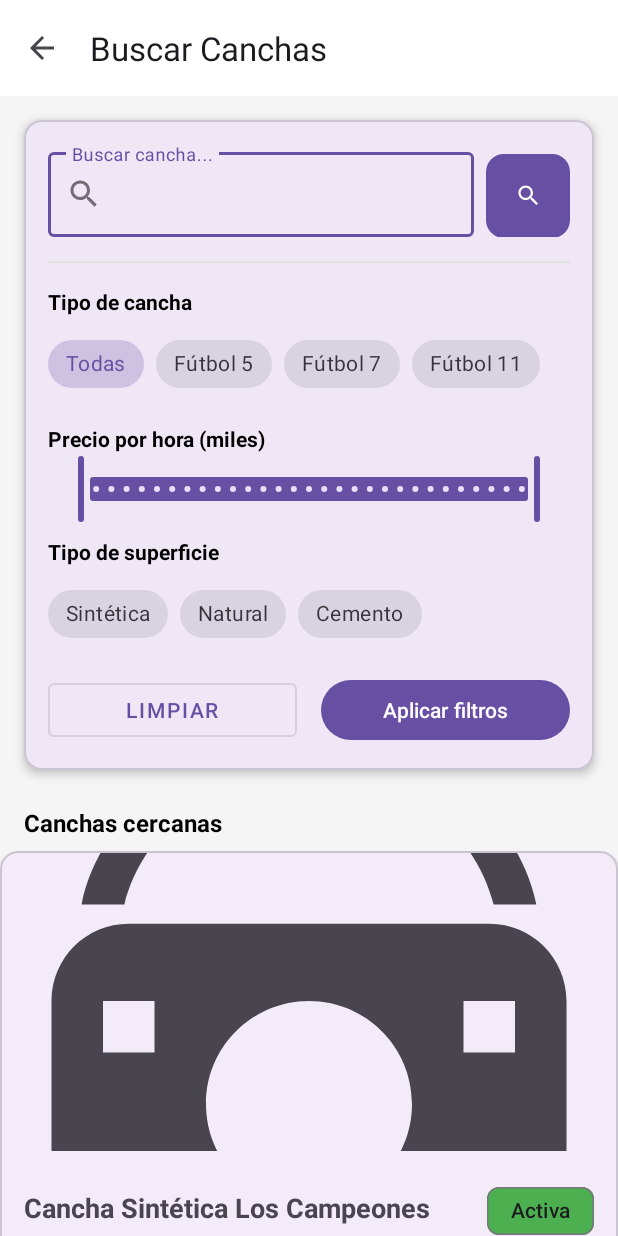
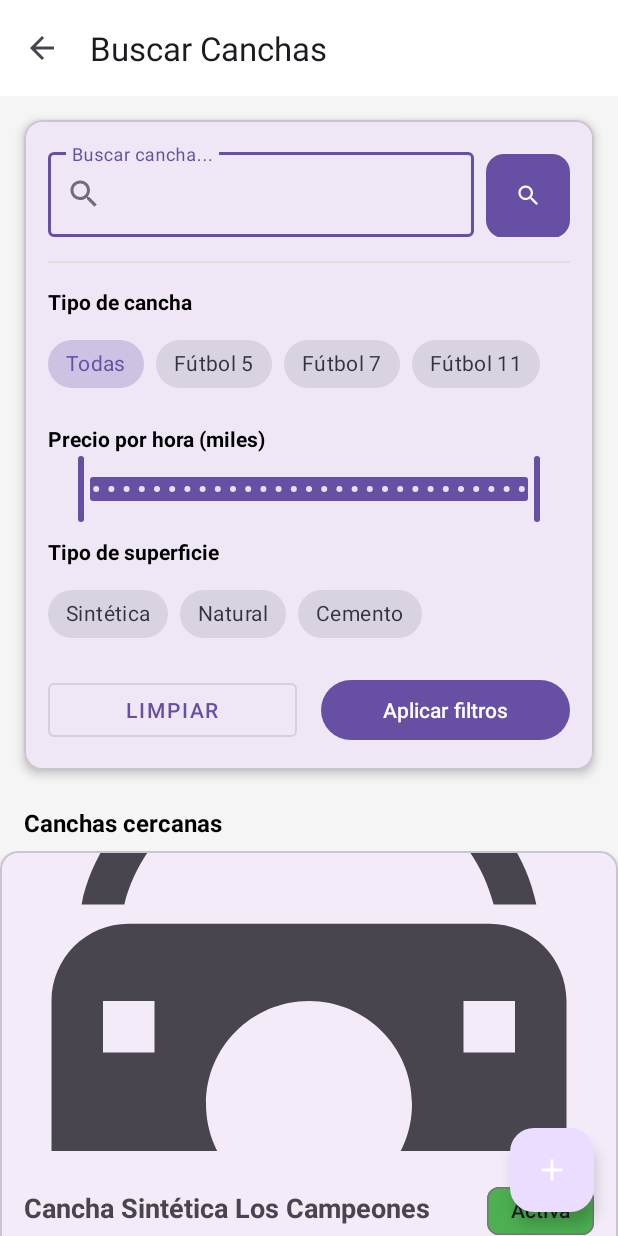
Before and after one commit to carne1023/KickMatch, an Android app: the screen it shows after launch once a user with an empty profile is signed in (SearchFieldsActivity), item 2 of the bottom bar chosen, on a phone screen of 412 x 824 dp. Run offline under Robolectric (Android 15) with nearby library versions, the phone set to English and light mode, and no system bars; our stand-ins replace CircleImageView, Firebase (no records; nobody signed in at launch, a user with empty details on screens opened directly), FlexboxLayout; pictures from the network do not load.

Commit message:
Version final!!

```diff
--- a/app/build.gradle.kts
+++ b/app/build.gradle.kts
@@ -53,6 +53,7 @@ dependencies {
     implementation(platform("com.google.firebase:firebase-bom:32.7.0"))
     implementation("com.google.firebase:firebase-auth")
     implementation("com.google.firebase:firebase-storage-ktx")
+    implementation("com.google.android.flexbox:flexbox:3.0.0")
     implementation("com.google.firebase:firebase-firestore-ktx")
     implementation("androidx.recyclerview:recyclerview:1.3.2")
     implementation("androidx.swiperefreshlayout:swiperefreshlayout:1.1.0")
--- a/app/src/main/java/com/example/kickmatch/adapter/FieldAdapter.kt
+++ b/app/src/main/java/com/example/kickmatch/adapter/FieldAdapter.kt
@@ -1,5 +1,6 @@
 package com.example.kickmatch.adapter
 
+import android.util.Log
 import android.view.LayoutInflater
 import android.view.View
 import android.view.ViewGroup
@@ -32,6 +33,7 @@ class FieldAdapter(
         return FieldViewHolder(binding)
     }
 
+
     override fun onBindViewHolder(holder: FieldViewHolder, position: Int) {
         holder.bind(fields[position])
     }
@@ -42,12 +44,18 @@ class FieldAdapter(
         private val binding: ItemFieldBinding
     ) : RecyclerView.ViewHolder(binding.root) {
 
+
         fun bind(field: Field) {
             binding.apply {
 
                 tvFieldName.text = field.name
                 tvFieldAddress.text = field.address
-                tvFieldPrice.text = "$${field.pricePerHour}/hora"
+
+                if (field.pricePerHour > 0) {
+                    tvFieldPrice.text = "$${field.pricePerHour.toInt()}/hora"
+                } else {
+                    tvFieldPrice.text = "Contactar administrador"
+                }
 
                 tvFieldRating.text = String.format("%.1f", field.rating)
                 tvRatingCount.text = "(${field.totalRatings})"
@@ -68,20 +76,20 @@ class FieldAdapter(
                     ivFieldPhoto.setImageResource(R.drawable.ic_stadium)
                 }
 
+                Log.d("AMENITIES", "Amenidades de ${field.name}: ${field.amenities}")
+
+
                 containerAmenities.removeAllViews()
 
                 if (field.amenities.isNullOrEmpty()) {
-
                     val tv = TextView(itemView.context).apply {
                         text = "Sin amenidades"
                         textSize = 12f
                     }
                     containerAmenities.addView(tv)
-
                 } else {
                     field.amenities.forEach { amenityId ->
                         val iconView = ImageView(itemView.context)
-
                         iconView.setImageResource(
                             AmenitiesIcons.getIconForAmenity(amenityId)
                         )
@@ -93,7 +101,6 @@ class FieldAdapter(
                         params.setMargins(12, 0, 12, 0)
 
                         iconView.layoutParams = params
-
                         containerAmenities.addView(iconView)
                     }
                 }
@@ -103,11 +110,10 @@ class FieldAdapter(
                 }
 
                 if (showAdminControls) {
-
                     btnEdit.visibility = View.VISIBLE
                     btnDelete.visibility = View.VISIBLE
                     switchActive.visibility = View.VISIBLE
-                    btnBook?.visibility = View.GONE
+                    btnBook.visibility = View.GONE
 
                     btnEdit.setOnClickListener { onEditClick?.invoke(field) }
                     btnDelete.setOnClickListener { onDeleteClick?.invoke(field) }
@@ -118,15 +124,23 @@ class FieldAdapter(
                             onToggleActiveClick?.invoke(field)
                         }
                     }
-
                 } else {
-
                     btnEdit.visibility = View.GONE
                     btnDelete.visibility = View.GONE
                     switchActive.visibility = View.GONE
-                    btnBook?.visibility = View.VISIBLE
+                    btnBook.visibility = View.VISIBLE
 
-                    btnBook?.setOnClickListener { onBookClick?.invoke(field) }
+                    btnBook.isEnabled = field.id.isNotEmpty() &&
+                            !field.id.startsWith("osm") &&
+                            field.pricePerHour > 0
+
+                    btnBook.setOnClickListener {
+                        if (field.id.isNotEmpty() &&
+                            !field.id.startsWith("osm") &&
+                            field.pricePerHour > 0) {
+                            onBookClick?.invoke(field)
+                        }
+                    }
                 }
             }
         }
--- a/app/src/main/java/com/example/kickmatch/model/Amenity.kt
+++ b/app/src/main/java/com/example/kickmatch/model/Amenity.kt
@@ -37,13 +37,13 @@ data class Amenity(
                 Amenity(
                     id = "bleachers",
                     name = "Graderías",
-                    iconName = "ic_bleachers",
+                    iconName = "ic_bleacher",
                     isAvailable = false
                 ),
                 Amenity(
                     id = "cafeteria",
                     name = "Cafetería",
-                    iconName = "ic_restaurant",
+                    iconName = "ic_cafeteria",
                     isAvailable = false
                 ),
                 Amenity(
--- a/app/src/main/java/com/example/kickmatch/model/Field.kt
+++ b/app/src/main/java/com/example/kickmatch/model/Field.kt
@@ -1,4 +1,6 @@
 package com.example.kickmatch.model
+
+import java.io.Serializable
 
 data class Field(
     val id: String = "",
@@ -25,4 +27,4 @@ data class Field(
     val amenities: List<String> = emptyList(),
     val createdAt: Long = 0L,
     val updatedAt: Long = 0L,
-)
+): Serializable
--- a/app/src/main/res/drawable/ic_cafeteria.xml
+++ b/app/src/main/res/drawable/ic_cafeteria.xml
@@ -5,12 +5,12 @@
     android:viewportHeight="24">
     <path
         android:fillColor="@android:color/transparent"
-        android:strokeColor="#7B1FA2"
+        android:strokeColor="#FF000000"
         android:strokeWidth="2"
         android:pathData="M4,8h14a3,3 0 0,1 0,6H4z" />
     <path
         android:fillColor="@android:color/transparent"
-        android:strokeColor="#7B1FA2"
+        android:strokeColor="#FF000000"
         android:strokeWidth="2"
         android:pathData="M4,14v4h14v-4" />
 </vector>
--- a/app/src/main/res/drawable/ic_locker.xml
+++ b/app/src/main/res/drawable/ic_locker.xml
@@ -5,12 +5,12 @@
     android:viewportHeight="24">
     <path
         android:fillColor="@android:color/transparent"
-        android:strokeColor="#7B1FA2"
+        android:strokeColor="#FF000000"
         android:strokeWidth="2"
         android:pathData="M4,3h16v18H4z" />
     <path
         android:fillColor="@android:color/transparent"
-        android:strokeColor="#7B1FA2"
+        android:strokeColor="#FF000000"
         android:strokeWidth="2"
         android:pathData="M12,3v18" />
     <path
--- a/app/src/main/res/drawable/ic_scoreboard.xml
+++ b/app/src/main/res/drawable/ic_scoreboard.xml
@@ -5,10 +5,10 @@
     android:viewportHeight="24">
     <path
         android:fillColor="@android:color/transparent"
-        android:strokeColor="#7B1FA2"
+        android:strokeColor="#FF000000"
         android:strokeWidth="2"
         android:pathData="M3,4h18v14H3z" />
     <path
-        android:fillColor="#7B1FA2"
+        android:fillColor="#FF000000"
         android:pathData="M7,8h4v4H7zM13,8h4v4h-4z"/>
 </vector>
--- a/app/src/main/res/drawable/ic_security.xml
+++ b/app/src/main/res/drawable/ic_security.xml
@@ -5,12 +5,12 @@
     android:viewportHeight="24">
     <path
         android:fillColor="@android:color/transparent"
-        android:strokeColor="#7B1FA2"
+        android:strokeColor="#FF000000"
         android:strokeWidth="2"
         android:pathData="M12,2l7,4v6c0,5 -3,9 -7,10c-4,-1 -7,-5 -7,-10V6z" />
     <path
         android:fillColor="@android:color/transparent"
-        android:strokeColor="#7B1FA2"
+        android:strokeColor="#FF000000"
         android:strokeWidth="2"
         android:pathData="M9,11l3,3l5,-5" />
 </vector>
--- a/app/src/main/res/layout/activity_search_fields.xml
+++ b/app/src/main/res/layout/activity_search_fields.xml
@@ -244,7 +244,20 @@
 
         </LinearLayout>
 
+
+
     </androidx.core.widget.NestedScrollView>
+
+    <com.google.android.material.floatingactionbutton.FloatingActionButton
+        android:id="@+id/fabBookField"
+        android:layout_width="wrap_content"
+        android:layout_height="wrap_content"
+        android:layout_gravity="bottom|end"
+        android:layout_margin="16dp"
+        android:contentDescription="Reservar Cancha"
+        android:src="@drawable/ic_add"
+        app:fabSize="normal"
+        app:tint="@android:color/white"/>
 
     <ProgressBar
         android:id="@+id/progressBar"
--- a/app/src/main/res/layout/item_field.xml
+++ b/app/src/main/res/layout/item_field.xml
@@ -89,17 +89,15 @@
                     android:textStyle="bold"/>
             </LinearLayout>
 
-            <LinearLayout
+            <com.google.android.flexbox.FlexboxLayout
                 android:id="@+id/container_amenities"
                 android:layout_width="match_parent"
                 android:layout_height="wrap_content"
-                android:orientation="horizontal"
                 android:layout_marginTop="8dp"
-                android:gravity="start"
+                app:flexWrap="wrap"
+                app:justifyContent="flex_start"
                 android:paddingVertical="4dp">
-            </LinearLayout>
-
-
+            </com.google.android.flexbox.FlexboxLayout>
             <LinearLayout
                 android:layout_width="match_parent"
                 android:layout_height="wrap_content"
```
Also changed, not shown: app/src/main/java/com/example/kickmatch/BookFieldActivity.kt (+33 -9 lines), app/src/main/java/com/example/kickmatch/SearchFieldsActivity.kt (+48 -7 lines), app/src/main/java/com/example/kickmatch/utils/AmenitiesIcons.kt (+17 -12 lines), app/src/main/res/drawable/ic_bleacher.xml (+5 -6 lines), app/src/main/res/drawable/ic_unknown_amenity.xml (added, +25 -0 lines), app/src/main/res/drawable/ic_wifi.xml (+17 -2 lines).
